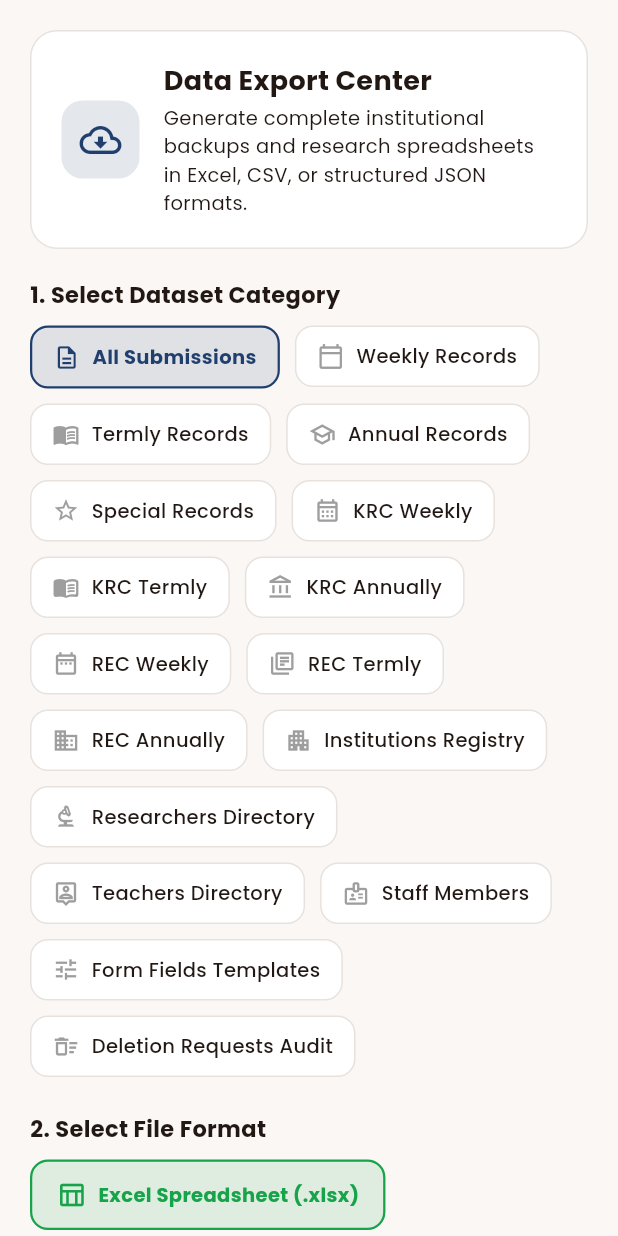
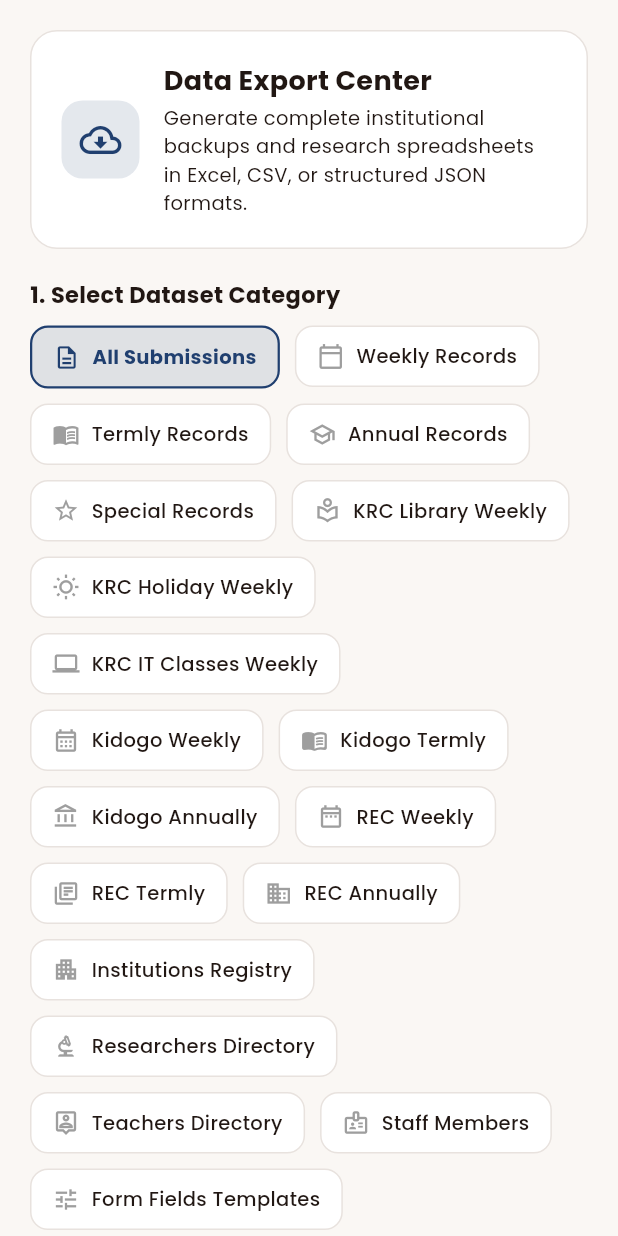
Before and after one commit to petersephrin/africanscene, a Flutter app: the AdminDataDownloadPage screen opened directly, on a phone screen of 412 x 824 dp. Run offline on Flutter 3.47's test engine with Material 3 defaults, Android fonts, the phone set to English and light mode, and no system bars; our stand-ins replace cloud_firestore, firebase_auth, firebase_core, fl_chart, google_fonts, shared_preferences; missing offline and left inert: excel, universal_html; accounts and stored records are empty.

Commit message:
changes to how krc and rec operate form fields

```diff
--- a/lib/admin/pages/admin_data_download_page.dart
+++ b/lib/admin/pages/admin_data_download_page.dart
@@ -18,6 +18,9 @@ enum ExportTarget {
   recordsTermly,
   recordsAnnually,
   recordsSpecial,
+  recordsKrcLibraryWeekly,
+  recordsKrcHolidayWeekly,
+  recordsKrcItClassesWeekly,
   recordsKrcWeekly,
   recordsKrcTermly,
   recordsKrcAnnually,
@@ -114,6 +117,9 @@ class _AdminDataDownloadPageState extends State<AdminDataDownloadPage> {
         case ExportTarget.recordsTermly:
         case ExportTarget.recordsAnnually:
         case ExportTarget.recordsSpecial:
+        case ExportTarget.recordsKrcLibraryWeekly:
+        case ExportTarget.recordsKrcHolidayWeekly:
+        case ExportTarget.recordsKrcItClassesWeekly:
         case ExportTarget.recordsKrcWeekly:
         case ExportTarget.recordsKrcTermly:
         case ExportTarget.recordsKrcAnnually:
@@ -125,6 +131,9 @@ class _AdminDataDownloadPageState extends State<AdminDataDownloadPage> {
           if (_selectedTarget == ExportTarget.recordsTermly) filterType = FormType.termly;
           if (_selectedTarget == ExportTarget.recordsAnnually) filterType = FormType.annually;
           if (_selectedTarget == ExportTarget.recordsSpecial) filterType = FormType.special;
+          if (_selectedTarget == ExportTarget.recordsKrcLibraryWeekly) filterType = FormType.krcLibraryWeekly;
+          if (_selectedTarget == ExportTarget.recordsKrcHolidayWeekly) filterType = FormType.krcHolidayWeekly;
+          if (_selectedTarget == ExportTarget.recordsKrcItClassesWeekly) filterType = FormType.krcItClassesWeekly;
           if (_selectedTarget == ExportTarget.recordsKrcWeekly) filterType = FormType.krcWeekly;
           if (_selectedTarget == ExportTarget.recordsKrcTermly) filterType = FormType.krcTermly;
           if (_selectedTarget == ExportTarget.recordsKrcAnnually) filterType = FormType.krcAnnually;
@@ -257,9 +266,12 @@ class _AdminDataDownloadPageState extends State<AdminDataDownloadPage> {
                 _buildTargetCard(ExportTarget.recordsTermly, 'Termly Records', Icons.menu_book_outlined),
                 _buildTargetCard(ExportTarget.recordsAnnually, 'Annual Records', Icons.school_outlined),
                 _buildTargetCard(ExportTarget.recordsSpecial, 'Special Records', Icons.star_outline),
-                _buildTargetCard(ExportTarget.recordsKrcWeekly, 'KRC Weekly', Icons.calendar_month_outlined),
-                _buildTargetCard(ExportTarget.recordsKrcTermly, 'KRC Termly', Icons.menu_book_rounded),
-                _buildTargetCard(ExportTarget.recordsKrcAnnually, 'KRC Annually', Icons.account_balance_outlined),
+                _buildTargetCard(ExportTarget.recordsKrcLibraryWeekly, 'KRC Library Weekly', Icons.local_library_outlined),
+                _buildTargetCard(ExportTarget.recordsKrcHolidayWeekly, 'KRC Holiday Weekly', Icons.wb_sunny_outlined),
+                _buildTargetCard(ExportTarget.recordsKrcItClassesWeekly, 'KRC IT Classes Weekly', Icons.computer_outlined),
+                _buildTargetCard(ExportTarget.recordsKrcWeekly, 'Kidogo Weekly', Icons.calendar_month_outlined),
+                _buildTargetCard(ExportTarget.recordsKrcTermly, 'Kidogo Termly', Icons.menu_book_rounded),
+                _buildTargetCard(ExportTarget.recordsKrcAnnually, 'Kidogo Annually', Icons.account_balance_outlined),
                 _buildTargetCard(ExportTarget.recordsRecWeekly, 'REC Weekly', Icons.date_range_outlined),
                 _buildTargetCard(ExportTarget.recordsRecTermly, 'REC Termly', Icons.library_books_outlined),
                 _buildTargetCard(ExportTarget.recordsRecAnnually, 'REC Annually', Icons.domain_outlined),
--- a/lib/admin/pages/admin_form_fields_page.dart
+++ b/lib/admin/pages/admin_form_fields_page.dart
@@ -20,6 +20,9 @@ class _AdminFormFieldsPageState extends State<AdminFormFieldsPage> {
     FormType.termly,
     FormType.annually,
     FormType.special,
+    FormType.krcLibraryWeekly,
+    FormType.krcHolidayWeekly,
+    FormType.krcItClassesWeekly,
     FormType.krcWeekly,
     FormType.krcTermly,
     FormType.krcAnnually,
--- a/lib/models/form_field_model.dart
+++ b/lib/models/form_field_model.dart
@@ -9,6 +9,9 @@ enum FormType {
   termly,
   annually,
   special,
+  krcLibraryWeekly,
+  krcHolidayWeekly,
+  krcItClassesWeekly,
   krcWeekly,
   krcTermly,
   krcAnnually,
@@ -24,17 +27,38 @@ enum FormType {
         return FormType.termly;
       case 'annually':
         return FormType.annually;
+      case 'krc_library_weekly':
+      case 'krclibraryweekly':
+      case 'krc library weekly':
+        return FormType.krcLibraryWeekly;
+      case 'krc_holiday_weekly':
+      case 'krcholidayweekly':
+      case 'krc holiday weekly':
+        return FormType.krcHolidayWeekly;
+      case 'krc_it_classes_weekly':
+      case 'krcitclassesweekly':
+      case 'krc it classes weekly':
+        return FormType.krcItClassesWeekly;
       case 'krc_weekly':
       case 'krcweekly':
       case 'krc weekly':
+      case 'kidogo_weekly':
+      case 'kidogoweekly':
+      case 'kidogo weekly':
         return FormType.krcWeekly;
       case 'krc_termly':
       case 'krctermly':
       case 'krc termly':
+      case 'kidogo_termly':
+      case 'kidogotermly':
+      case 'kidogo termly':
         return FormType.krcTermly;
       case 'krc_annually':
       case 'krcannually':
       case 'krc annually':
+      case 'kidogo_annually':
+      case 'kidogoannually':
+      case 'kidogo annually':
         return FormType.krcAnnually;
       case 'rec_weekly':
       case 'recweekly':
@@ -64,6 +88,12 @@ enum FormType {
         return 'annually';
       case FormType.special:
         return 'special';
+      case FormType.krcLibraryWeekly:
+        return 'krc_library_weekly';
+      case FormType.krcHolidayWeekly:
+        return 'krc_holiday_weekly';
+      case FormType.krcItClassesWeekly:
+        return 'krc_it_classes_weekly';
       case FormType.krcWeekly:
         return 'krc_weekly';
       case FormType.krcTermly:
@@ -89,12 +119,18 @@ enum FormType {
         return 'Annually';
       case FormType.special:
         return 'Special';
+      case FormType.krcLibraryWeekly:
+        return 'KRC Library Weekly';
+      case FormType.krcHolidayWeekly:
+        return 'KRC Holiday Weekly';
+      case FormType.krcItClassesWeekly:
+        return 'KRC IT Classes Weekly';
       case FormType.krcWeekly:
-        return 'KRC Weekly';
+        return 'Kidogo Weekly';
       case FormType.krcTermly:
-        return 'KRC Termly';
+        return 'Kidogo Termly';
       case FormType.krcAnnually:
-        return 'KRC Annually';
+        return 'Kidogo Annually';
       case FormType.recWeekly:
         return 'REC Weekly';
       case FormType.recTermly:
@@ -114,12 +150,18 @@ enum FormType {
         return 'Annual research findings';
       case FormType.special:
         return 'Special events & notes';
+      case FormType.krcLibraryWeekly:
+        return 'KRC library weekly records';
+      case FormType.krcHolidayWeekly:
+        return 'KRC holiday program weekly records';
+      case FormType.krcItClassesWeekly:
+        return 'KRC IT classes weekly records';
       case FormType.krcWeekly:
-        return 'Kangemi weekly observations';
+        return 'Kidogo weekly observations';
       case FormType.krcTermly:
-        return 'Kangemi end of term summaries';
+        return 'Kidogo end of term summaries';
       case FormType.krcAnnually:
-        return 'Kangemi annual findings';
+        return 'Kidogo annual findings';
       case FormType.recWeekly:
         return 'Raila weekly observations';
       case FormType.recTermly:
@@ -139,6 +181,12 @@ enum FormType {
         return Icons.school_outlined;
       case FormType.special:
         return Icons.star_outline;
+      case FormType.krcLibraryWeekly:
+        return Icons.local_library_outlined;
+      case FormType.krcHolidayWeekly:
+        return Icons.wb_sunny_outlined;
+      case FormType.krcItClassesWeekly:
+        return Icons.computer_outlined;
       case FormType.krcWeekly:
         return Icons.calendar_month_outlined;
       case FormType.krcTermly:
@@ -164,6 +212,12 @@ enum FormType {
         return const Color(0xFF8B5CF6);
       case FormType.special:
         return const Color(0xFFF59E0B);
+      case FormType.krcLibraryWeekly:
+        return const Color(0xFF14B8A6);
+      case FormType.krcHolidayWeekly:
+        return const Color(0xFF0EA5E9);
+      case FormType.krcItClassesWeekly:
+        return const Color(0xFF3B82F6);
       case FormType.krcWeekly:
         return const Color(0xFF10B981);
       case FormType.krcTermly:
@@ -180,6 +234,9 @@ enum FormType {
   }
 
   bool get isKrc =>
+      this == FormType.krcLibraryWeekly ||
+      this == FormType.krcHolidayWeekly ||
+      this == FormType.krcItClassesWeekly ||
       this == FormType.krcWeekly ||
       this == FormType.krcTermly ||
       this == FormType.krcAnnually;
@@ -189,16 +246,22 @@ enum FormType {
       this == FormType.recTermly ||
       this == FormType.recAnnually;
 
+  bool get isStandard =>
+      this == FormType.weekly ||
+      this == FormType.termly ||
+      this == FormType.annually;
+
   bool get isSchoolSpecific => isKrc || isRec;
 
   /// Check if this form type is visible given the active school
   bool isVisibleForSchool(SchoolModel? school) {
     if (isKrc) return school?.isKrc == true;
     if (isRec) return school?.isRec == true;
-    return true; // Standard types visible to everyone
+    if (isStandard) return school == null || (!school.isKrc && !school.isRec);
+    return true; // Special is visible to everyone
   }
 
-  /// Get list of visible form types for a researcher or school context
+  /// Get list of visible form types for a researcher/teacher or school context
   static List<FormType> getVisibleTypes({
     SchoolModel? school,
     UserModel? user,
@@ -209,59 +272,74 @@ enum FormType {
       return FormType.values;
     }
 
-    final list = <FormType>[
+    const krcTypes = <FormType>[
+      FormType.krcLibraryWeekly,
+      FormType.krcHolidayWeekly,
+      FormType.krcItClassesWeekly,
+      FormType.krcWeekly,
+      FormType.krcTermly,
+      FormType.krcAnnually,
+      FormType.special,
+    ];
+
+    const recTypes = <FormType>[
+      FormType.recWeekly,
+      FormType.recTermly,
+      FormType.recAnnually,
+      FormType.special,
+    ];
+
+    const otherSchoolTypes = <FormType>[
       FormType.weekly,
       FormType.termly,
       FormType.annually,
       FormType.special,
     ];
 
-    final userCanSeeKrc = user == null ||
-        user.schoolIds.isEmpty ||
-        user.isAffiliatedWithKrc(allSchools);
-    final userCanSeeRec = user == null ||
-        user.schoolIds.isEmpty ||
-        user.isAffiliatedWithRec(allSchools);
+    final knownSchools = <SchoolModel>[
+      ?school,
+      ...allSchools,
+    ];
+
+    final isKrcUser = user != null && user.isAffiliatedWithKrc(knownSchools);
+    final isRecUser = user != null && user.isAffiliatedWithRec(knownSchools);
 
     if (school != null) {
-      if (school.isKrc && userCanSeeKrc) {
-        list.addAll([
-          FormType.krcWeekly,
-          FormType.krcTermly,
-          FormType.krcAnnually,
-        ]);
-        return list;
+      if (school.isKrc && (user == null || isKrcUser)) {
+        return List<FormType>.from(krcTypes);
       }
-      if (school.isRec && userCanSeeRec) {
-        list.addAll([
-          FormType.recWeekly,
-          FormType.recTermly,
-          FormType.recAnnually,
-        ]);
-        return list;
+      if (school.isRec && (user == null || isRecUser)) {
+        return List<FormType>.from(recTypes);
       }
-      return list;
-    }
-
-    // If no specific school selected, show whatever user is affiliated with
-    if (user != null) {
-      if (user.isAffiliatedWithKrc(allSchools)) {
-        list.addAll([
-          FormType.krcWeekly,
-          FormType.krcTermly,
-          FormType.krcAnnually,
-        ]);
-      }
-      if (user.isAffiliatedWithRec(allSchools)) {
-        list.addAll([
-          FormType.recWeekly,
-          FormType.recTermly,
-          FormType.recAnnually,
-        ]);
+      if (!school.isKrc &&
+          !school.isRec &&
+          (user == null || user.schoolIds.contains(school.id))) {
+        return List<FormType>.from(otherSchoolTypes);
       }
     }
 
-    return list;
+    if (isKrcUser && !isRecUser) {
+      return List<FormType>.from(krcTypes);
+    }
+    if (isRecUser && !isKrcUser) {
+      return List<FormType>.from(recTypes);
+    }
+    if (isKrcUser && isRecUser) {
+      return <FormType>[
+        FormType.krcLibraryWeekly,
+        FormType.krcHolidayWeekly,
+        FormType.krcItClassesWeekly,
+        FormType.krcWeekly,
+        FormType.krcTermly,
+        FormType.krcAnnually,
+        FormType.recWeekly,
+        FormType.recTermly,
+        FormType.recAnnually,
+        FormType.special,
+      ];
+    }
+
+    return List<FormType>.from(otherSchoolTypes);
   }
 }
 
--- a/lib/models/school_model.dart
+++ b/lib/models/school_model.dart
@@ -33,7 +33,10 @@ class SchoolModel {
 
   bool get isKrc {
     final n = name.toLowerCase().trim();
-    return id == 'HpqYW7x9Tw9PW4doI89N' || n.contains('kangemi') || n.contains('krc');
+    return id == 'HpqYW7x9Tw9PW4doI89N' ||
+        n.contains('kangemi') ||
+        n.contains('krc') ||
+        n.contains('kidogo');
   }
 
   bool get isRec {
--- a/lib/services/firestore_service.dart
+++ b/lib/services/firestore_service.dart
@@ -71,7 +71,8 @@ class FirestoreService {
         .orderBy('field_order', descending: false)
         .snapshots()
         .map((snapshot) {
-      return snapshot.docs.map((doc) => FormFieldModel.fromFirestore(doc)).toList();
+      final list = snapshot.docs.map((doc) => FormFieldModel.fromFirestore(doc)).toList();
+      return _mergeAndAutoSeedMissingFormTypes(list);
     });
   }
 
@@ -80,7 +81,8 @@ class FirestoreService {
         .collection('form_fields')
         .orderBy('field_order', descending: false)
         .get();
-    return snapshot.docs.map((doc) => FormFieldModel.fromFirestore(doc)).toList();
+    final list = snapshot.docs.map((doc) => FormFieldModel.fromFirestore(doc)).toList();
+    return _mergeAndAutoSeedMissingFormTypes(list);
   }
 
   Future<String> addFormField(FormFieldModel field) async {
@@ -371,9 +373,62 @@ class FirestoreService {
   // SEED INITIAL DATABASE DATA
   // ==========================================
 
+  bool _isAutoSeeding = false;
+
+  List<FormFieldModel> _mergeAndAutoSeedMissingFormTypes(List<FormFieldModel> existing) {
+    final existingTypes = existing.map((f) => f.formType).toSet();
+    final defaults = _buildDefaultFormFields();
+    final missingFields = defaults.where((f) => !existingTypes.contains(f.formType)).toList();
+
+    if (missingFields.isEmpty) {
+      return existing;
+    }
+
+    if (!_isAutoSeeding) {
+      _isAutoSeeding = true;
+      Future.microtask(() async {
+        try {
+          final batch = _firestore.batch();
+          for (final f in missingFields) {
+            final docRef = _firestore.collection('form_fields').doc(f.id);
+            batch.set(docRef, {
+              ...f.toMap(),
+              'createdAt': FieldValue.serverTimestamp(),
+            });
+          }
+          await batch.commit();
+        } catch (_) {
+          // Ignore if current user lacks write permissions; local fallback is still returned.
+        } finally {
+          _isAutoSeeding = false;
+        }
+      });
+    }
+
+    return [...existing, ...missingFields];
+  }
+
   Future<void> seedInitialDataIfEmpty() async {
-    final fields = await _firestore.collection('form_fields').limit(1).get();
-    if (fields.docs.isNotEmpty) return; // Already seeded
+    final fields = await _firestore.collection('form_fields').get();
+    if (fields.docs.isNotEmpty) {
+      final existing = fields.docs.map((doc) => FormFieldModel.fromFirestore(doc)).toList();
+      final existingTypes = existing.map((f) => f.formType).toSet();
+      final missingFields = _buildDefaultFormFields()
+          .where((f) => !existingTypes.contains(f.formType))
+          .toList();
+      if (missingFields.isNotEmpty) {
+        final batch = _firestore.batch();
+        for (final f in missingFields) {
+          final docRef = _firestore.collection('form_fields').doc(f.id);
+          batch.set(docRef, {
+            ...f.toMap(),
+            'createdAt': FieldValue.serverTimestamp(),
+          });
+        }
+        await batch.commit();
+      }
+      return;
+    }
 
     final batch = _firestore.batch();
 
@@ -428,8 +483,21 @@ class FirestoreService {
       });
     }
 
-    // 2. Default Form Fields (Weekly, Termly, Annually, Special)
-    final defaultFields = [
+    // 2. Default Form Fields
+    final defaultFields = _buildDefaultFormFields();
+    for (var f in defaultFields) {
+      final docRef = _firestore.collection('form_fields').doc(f.id);
+      batch.set(docRef, {
+        ...f.toMap(),
+        'createdAt': FieldValue.serverTimestamp(),
+      });
+    }
+
+    await batch.commit();
+  }
+
+  List<FormFieldModel> _buildDefaultFormFields() {
+    return [
       // Weekly
       FormFieldModel(
         id: 'field_w_1',
@@ -579,14 +647,98 @@ class FirestoreService {
         fieldOrder: 3,
       ),
 
-      // KRC Weekly
+      // KRC Library Weekly
+      FormFieldModel(
+        id: 'field_krc_lib_w_1',
+        formType: FormType.krcLibraryWeekly,
+        label: 'KRC Library Weekly Attendance',
+        fieldType: CustomFieldType.number,
+        required: true,
+        placeholder: 'Total library visitors this week',
+        fieldOrder: 1,
+        minValue: 0,
+      ),
+      FormFieldModel(
+        id: 'field_krc_lib_w_2',
+        formType: FormType.krcLibraryWeekly,
+        label: 'Books Borrowed / Read',
+        fieldType: CustomFieldType.number,
+        required: false,
+        placeholder: 'Total books borrowed or read',
+        fieldOrder: 2,
+        minValue: 0,
+      ),
+      FormFieldModel(
+        id: 'field_krc_lib_w_3',
+        formType: FormType.krcLibraryWeekly,
+        label: 'KRC Library Weekly Observations',
+        fieldType: CustomFieldType.textarea,
+        required: false,
+        placeholder: 'Weekly library notes, events, or resource needs...',
+        fieldOrder: 3,
+      ),
+
+      // KRC Holiday Weekly
+      FormFieldModel(
+        id: 'field_krc_hol_w_1',
+        formType: FormType.krcHolidayWeekly,
+        label: 'KRC Holiday Program Weekly Attendance',
+        fieldType: CustomFieldType.number,
+        required: true,
+        placeholder: 'Total participants this week',
+        fieldOrder: 1,
+        minValue: 0,
+      ),
+      FormFieldModel(
+        id: 'field_krc_hol_w_2',
+        formType: FormType.krcHolidayWeekly,
+        label: 'KRC Holiday Weekly Activities & Observations',
+        fieldType: CustomFieldType.textarea,
+        required: false,
+        placeholder: 'Summary of holiday activities and observations...',
+        fieldOrder: 2,
+      ),
+
+      // KRC IT Classes Weekly
+      FormFieldModel(
+        id: 'field_krc_it_w_1',
+        formType: FormType.krcItClassesWeekly,
+        label: 'KRC IT Classes Weekly Attendance',
+        fieldType: CustomFieldType.number,
+        required: true,
+        placeholder: 'Total learners attending IT classes this week',
+        fieldOrder: 1,
+        minValue: 0,
+      ),
+      FormFieldModel(
+        id: 'field_krc_it_w_2',
+        formType: FormType.krcItClassesWeekly,
+        label: 'Computer Lab Stations Occupancy',
+        fieldType: CustomFieldType.percentage,
+        required: false,
+        placeholder: 'Station utilization percentage',
+        fieldOrder: 2,
+        minValue: 0,
+        maxValue: 100,
+      ),
+      FormFieldModel(
+        id: 'field_krc_it_w_3',
+        formType: FormType.krcItClassesWeekly,
+        label: 'KRC IT Classes Weekly Observations',
+        fieldType: CustomFieldType.textarea,
+        required: false,
+        placeholder: 'Topics covered, hardware issues, or learner progress...',
+        fieldOrder: 3,
+      ),
+
+      // Kidogo Weekly
       FormFieldModel(
         id: 'field_krc_w_1',
         formType: FormType.krcWeekly,
-        label: 'KRC Resource Centre Weekly Attendance',
+        label: 'Kidogo Weekly Attendance',
         fieldType: CustomFieldType.number,
         required: true,
-        placeholder: 'Total visitors to Kangemi Centre this week',
+        placeholder: 'Total attendance this week',
         fieldOrder: 1,
         minValue: 0,
       ),
@@ -604,18 +756,18 @@ class FirestoreService {
       FormFieldModel(
         id: 'field_krc_w_3',
         formType: FormType.krcWeekly,
-        label: 'KRC Weekly Field Observations',
+        label: 'Kidogo Weekly Field Observations',
         fieldType: CustomFieldType.textarea,
         required: false,
         placeholder: 'Weekly notes, incidents, or resource needs...',
         fieldOrder: 3,
       ),
 
-      // KRC Termly
+      // Kidogo Termly
       FormFieldModel(
         id: 'field_krc_t_1',
         formType: FormType.krcTermly,
-        label: 'KRC Termly Active Learners',
+        label: 'Kidogo Termly Active Learners',
         fieldType: CustomFieldType.number,
         required: true,
         placeholder: 'Unique students utilizing centre this term',
@@ -636,14 +788,14 @@ class FirestoreService {
       FormFieldModel(
         id: 'field_krc_t_3',
         formType: FormType.krcTermly,
-        label: 'KRC Termly Strategic Evaluation',
+        label: 'Kidogo Termly Strategic Evaluation',
         fieldType: CustomFieldType.textarea,
         required: true,
         placeholder: 'Summary of term outcomes and community feedback...',
         fieldOrder: 3,
       ),
 
-      // KRC Annually
+      // Kidogo Annually
       FormFieldModel(
         id: 'field_krc_a_1',
         formType: FormType.krcAnnually,
@@ -750,15 +902,5 @@ class FirestoreService {
         fieldOrder: 2,
       ),
     ];
-
-    for (var f in defaultFields) {
-      final docRef = _firestore.collection('form_fields').doc(f.id);
-      batch.set(docRef, {
-        ...f.toMap(),
-        'createdAt': FieldValue.serverTimestamp(),
-      });
-    }
-
-    await batch.commit();
   }
 }
```
Also changed, not shown: 2 other files.
